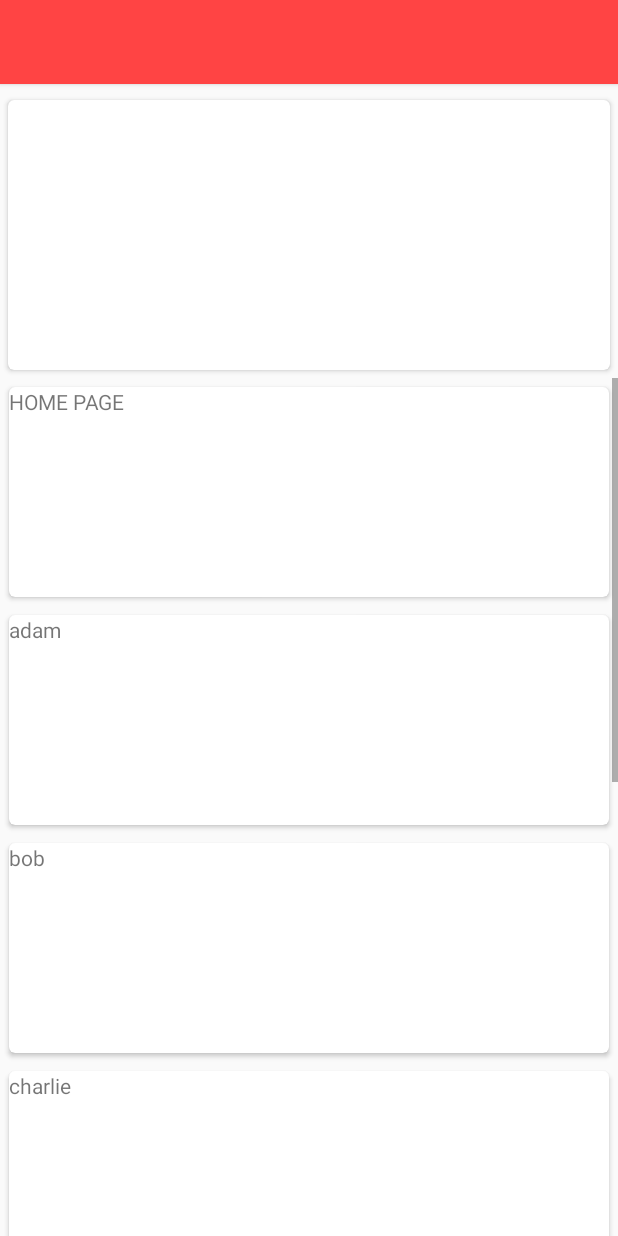
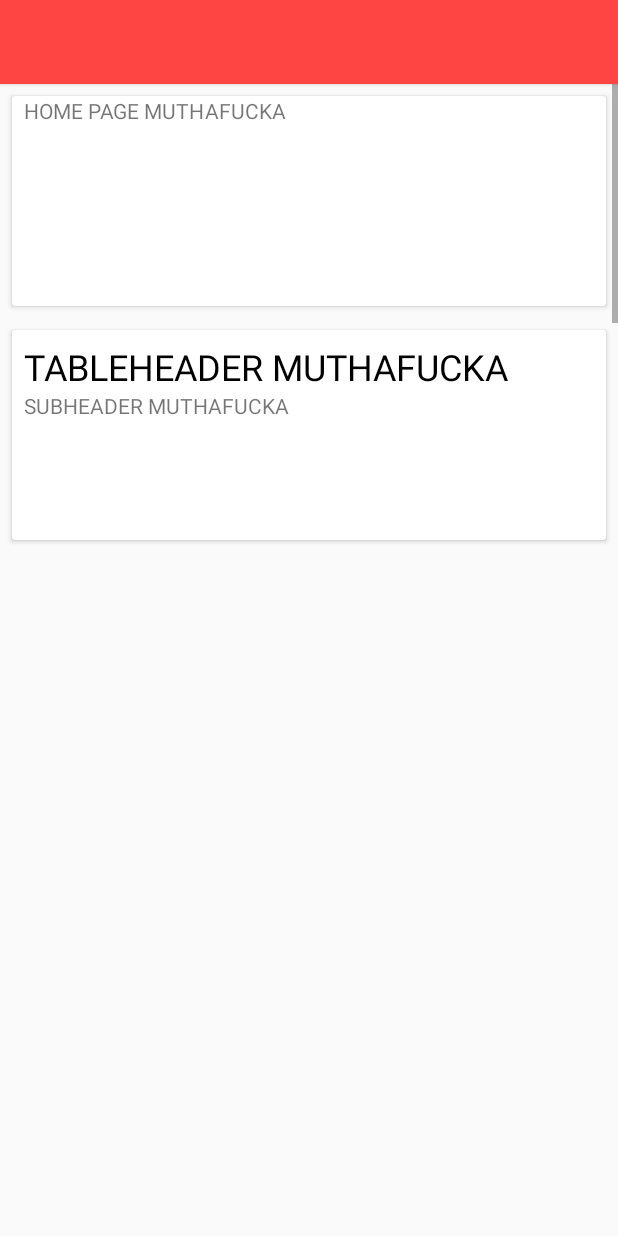
Before and after one commit to georgepaw/BusinessIncAndroid, an Android app: the HomePageActivity screen opened directly, with no data from a screen before it, on a phone screen of 412 x 824 dp. Run offline under Robolectric (Android 15) with nearby library versions, the phone set to English and light mode, and no system bars.

Commit message:
added scrolling cards on home page

```diff
--- a/Bath Touch/app/src/main/java/company/businessinc/bathtouch/HomePageActivity.java
+++ b/Bath Touch/app/src/main/java/company/businessinc/bathtouch/HomePageActivity.java
@@ -2,24 +2,11 @@ package company.businessinc.bathtouch;
 
 import android.support.v7.app.ActionBarActivity;
 import android.os.Bundle;
-import android.support.v7.widget.CardView;
 import android.support.v7.widget.LinearLayoutManager;
 import android.support.v7.widget.RecyclerView;
-import android.view.LayoutInflater;
 import android.view.Menu;
 import android.view.MenuItem;
-import android.view.View;
-import android.view.ViewGroup;
-import android.widget.AdapterView;
 import android.widget.ListView;
-import android.widget.SimpleAdapter;
-import android.widget.TextView;
-import android.widget.Toast;
-
-import java.util.ArrayList;
-import java.util.HashMap;
-import java.util.List;
-import java.util.Map;
 
 import company.businessinc.bathtouch.adapters.HomePageAdapter;
 
@@ -34,9 +21,9 @@ public class HomePageActivity extends ActionBarActivity {
     @Override
     protected void onCreate(Bundle savedInstanceState) {
         super.onCreate(savedInstanceState);
-        setContentView(R.layout.activity_list_activity);
+        setContentView(R.layout.activity_homepage_activity);
 
-        mRecyclerView = (RecyclerView) findViewById(R.id.my_recycler_view);
+        mRecyclerView = (RecyclerView) findViewById(R.id.home_page_cards_recycle);
 
         // use this setting to improve performance if you know that changes
         // in content do not change the layout size of the RecyclerView
@@ -48,6 +35,7 @@ public class HomePageActivity extends ActionBarActivity {
 
         // specify an adapter (see also next example)
         String[] myDataset = createDataset();
+
         mAdapter = new HomePageAdapter(myDataset);
         mRecyclerView.setAdapter(mAdapter);
 
--- a/Bath Touch/app/src/main/java/company/businessinc/bathtouch/adapters/HomePageAdapter.java
+++ b/Bath Touch/app/src/main/java/company/businessinc/bathtouch/adapters/HomePageAdapter.java
@@ -2,6 +2,7 @@ package company.businessinc.bathtouch.adapters;
 
 import android.support.v7.widget.CardView;
 import android.support.v7.widget.RecyclerView;
+import android.util.Log;
 import android.view.LayoutInflater;
 import android.view.View;
 import android.view.ViewGroup;
@@ -12,21 +13,36 @@ import company.businessinc.bathtouch.R;
 /**
  * Created by user on 20/11/14.
  */
-public class HomePageAdapter extends RecyclerView.Adapter<HomePageAdapter.ViewHolder> {
+public class HomePageAdapter extends RecyclerView.Adapter<RecyclerView.ViewHolder> {
 
     private String[] mDataset;
 
     // Provide a reference to the views for each data item
     // Complex data items may need more than one view per item, and
     // you provide access to all the views for a data item in a view holder
-    public static class ViewHolder extends RecyclerView.ViewHolder {
+
+    public class ViewHolderHome extends RecyclerView.ViewHolder {
+        public CardView mCardView;
+        public TextView mTextView;
+        public ViewHolderHome(View v) {
+            super(v);
+            mCardView = (CardView) v.findViewById(R.id.home_page_card_home);
+            mTextView = (TextView) v.findViewById(R.id.home_page_card_home_header);
+        }
+    }
+
+    public class ViewHolderTable extends RecyclerView.ViewHolder {
         // each data item is just a string in this case
         public CardView mCardView;
-        public TextView mTextView;
-        public ViewHolder(View v) {
+        public TextView mHeaderTextView;
+        public TextView mSubHeaderTextView;
+//        public RecyclerView mRecyclerView;
+        public ViewHolderTable(View v) {
             super(v);
-            mCardView = (CardView) v.findViewById(R.id.home_page_card);
-            mTextView = (TextView) v.findViewById(R.id.cardHeader);
+            mCardView = (CardView) v.findViewById(R.id.home_page_card_table);
+            mHeaderTextView = (TextView) v.findViewById(R.id.home_page_card_table_header);
+            mSubHeaderTextView = (TextView) v.findViewById(R.id.home_page_card_table_subHeader);
+//            mRecyclerView = (RecyclerView) v.findViewById(R.id.home_page_table_recycle);
         }
     }
 
@@ -35,27 +51,56 @@ public class HomePageAdapter extends RecyclerView.Adapter<HomePageAdapter.ViewHo
         mDataset = myDataset;
     }
 
+    @Override
+    public int getItemViewType(int position) {
+        return position;
+    }
+
     // Create new views (invoked by the layout manager)
     @Override
-    public HomePageAdapter.ViewHolder onCreateViewHolder(ViewGroup parent,
+    public RecyclerView.ViewHolder onCreateViewHolder(ViewGroup parent,
                                                          int viewType) {
         // create a new view
         View v = LayoutInflater.from(parent.getContext())
-                .inflate(R.layout.home_page_content, parent, false);
+                .inflate(R.layout.home_cards_content, parent, false);
         // set the view's size, margins, paddings and layout parameters
 
+        View vt = LayoutInflater.from(parent.getContext()).inflate(R.layout.home_card_table, parent, false);
 
 
-        ViewHolder vh = new ViewHolder(v);
-        return vh;
+        switch (viewType){
+            case 0:
+                return new ViewHolderHome(v);
+            case 1:
+                return new ViewHolderTable(vt);
+            default:
+                return new ViewHolderHome(v);
+        }
+
+
     }
 
     // Replace the contents of a view (invoked by the layout manager)
     @Override
-    public void onBindViewHolder(ViewHolder holder, int position) {
+    public void onBindViewHolder(RecyclerView.ViewHolder holder, int position) {
         // - get element from your dataset at this position
         // - replace the contents of the view with that element
-        holder.mTextView.setText(mDataset[position]);
+
+        if(holder instanceof ViewHolderHome){
+            ViewHolderHome vh = (ViewHolderHome) holder;
+            vh.mTextView.setText("HOME PAGE MUTHAFUCKA");
+        }
+        else if (holder instanceof ViewHolderTable) {
+            ViewHolderTable vht = (ViewHolderTable) holder;
+            Log.d("ERR", "in viewholder table");
+            vht.mHeaderTextView.setText("TABLEHEADER MUTHAFUCKA");
+            vht.mSubHeaderTextView.setText("SUBHEADER MUTHAFUCKA");
+        }
+        else{
+            ViewHolderHome vho = (ViewHolderHome) holder;
+            vho.mTextView.setText("HOME PAGE MUTHAFUCKA");
+        }
+
 
     }
 
--- /dev/null
+++ b/Bath Touch/app/src/main/res/layout/activity_homepage_activity.xml
@@ -0,0 +1,27 @@
+<RelativeLayout xmlns:android="http://schemas.android.com/apk/res/android"
+    xmlns:tools="http://schemas.android.com/tools"
+    xmlns:card_view="http://schemas.android.com/apk/res-auto"
+    android:layout_width="match_parent"
+    android:layout_height="match_parent">
+
+    <android.support.v7.widget.Toolbar
+        android:id="@+id/toolbar_home_screen"
+        android:layout_width="match_parent"
+        android:layout_height="wrap_content"
+        android:layout_alignParentTop="true"
+        android:background="?attr/colorPrimary"
+        android:elevation="2dp"
+        android:minHeight="?attr/actionBarSize" />
+
+
+
+    <android.support.v7.widget.RecyclerView
+        android:id="@+id/home_page_cards_recycle"
+        android:layout_width="match_parent"
+        android:layout_height="fill_parent"
+        android:layout_below="@id/toolbar_home_screen"
+        android:clickable="false"
+        android:scrollbars="vertical" />
+
+
+</RelativeLayout>
--- a/Bath Touch/app/src/main/res/layout/activity_list_activity.xml
+++ /dev/null
@@ -1,36 +0,0 @@
-<RelativeLayout xmlns:android="http://schemas.android.com/apk/res/android"
-    xmlns:tools="http://schemas.android.com/tools"
-    android:layout_width="match_parent"
-    android:layout_height="match_parent" >
-
-    <android.support.v7.widget.Toolbar
-        android:id="@+id/toolbar_home_screen"
-        android:layout_width="match_parent"
-        android:minHeight="?attr/actionBarSize"
-        android:background="?attr/colorPrimary"
-        android:elevation="2dp"
-        android:layout_height="wrap_content"
-        android:layout_marginBottom="5dp"
-        android:layout_alignParentTop="true"/>
-
-    <android.support.v7.widget.CardView xmlns:android="http://schemas.android.com/apk/res/android"
-        xmlns:card_view="http://schemas.android.com/apk/res-auto"
-        android:layout_height="180dp"
-        android:layout_width="fill_parent"
-        android:layout_below="@id/toolbar_home_screen"
-        card_view:cardCornerRadius="4dp"
-        android:layout_margin="5dp"
-        android:id="@+id/home_page_main_card" >
-
-        </android.support.v7.widget.CardView>
-
-    <android.support.v7.widget.RecyclerView
-        android:id="@+id/my_recycler_view"
-        android:scrollbars="vertical"
-        android:layout_width="match_parent"
-        android:layout_height="fill_parent"
-        android:layout_below="@id/home_page_main_card"/>
-
-
-
-</RelativeLayout>
--- /dev/null
+++ b/Bath Touch/app/src/main/res/layout/home_card_table.xml
@@ -0,0 +1,51 @@
+<?xml version="1.0" encoding="utf-8"?>
+<LinearLayout xmlns:android="http://schemas.android.com/apk/res/android"
+    xmlns:card_view="http://schemas.android.com/apk/res-auto"
+    android:orientation="vertical" android:layout_width="match_parent"
+    android:layout_height="match_parent">
+
+
+    <android.support.v7.widget.CardView
+        android:id="@+id/home_page_card_table"
+        card_view:cardCornerRadius="2dp"
+        android:layout_width="fill_parent"
+        android:layout_height="140dp"
+        android:layout_margin="8dp">
+
+        <RelativeLayout
+            android:layout_width="fill_parent"
+            android:layout_height="fill_parent">
+
+            <TextView
+
+                android:id="@+id/home_page_card_table_header"
+                android:layout_width="fill_parent"
+                android:layout_height="wrap_content"
+                android:layout_marginLeft="8dp"
+                android:layout_marginTop="8dp"
+                android:text="EPL"
+                android:textColor="@color/black"
+                android:textSize="24sp" />
+
+            <TextView
+                android:id="@+id/home_page_card_table_subHeader"
+                android:layout_width="fill_parent"
+                android:layout_height="wrap_content"
+                android:layout_below="@id/home_page_card_table_header"
+                android:layout_marginLeft="8dp"
+                android:text="Subheader" />
+
+            <!--<android.support.v7.widget.RecyclerView-->
+                <!--android:id="@+id/home_page_table_recycle"-->
+                <!--android:layout_width="match_parent"-->
+                <!--android:layout_height="fill_parent"-->
+                <!--android:layout_below="@id/home_page_card_table_subHeader"-->
+                <!--android:clickable="false"-->
+                <!--android:scrollbars="vertical" />-->
+
+
+        </RelativeLayout>
+
+
+    </android.support.v7.widget.CardView>
+</LinearLayout>
--- /dev/null
+++ b/Bath Touch/app/src/main/res/layout/home_card_table_contents.xml
@@ -0,0 +1,42 @@
+<?xml version="1.0" encoding="utf-8"?>
+<LinearLayout xmlns:android="http://schemas.android.com/apk/res/android"
+    android:orientation="horizontal" android:layout_width="match_parent"
+    android:layout_height="match_parent"
+    >
+
+    <TextView
+        android:layout_width="wrap_content"
+        android:layout_height="20dp"
+        android:id="@+id/team_number"
+        android:text="#"
+        android:layout_marginRight="8dp"
+        />
+
+    <TextView
+        android:layout_width="100dp"
+        android:layout_height="20dp"
+        android:id="@+id/team_name"
+        android:text="Team"
+        android:layout_marginRight="8dp"
+        />
+
+    <TextView
+        android:layout_width="20dp"
+        android:layout_height="20dp"
+        android:id="@+id/team_won"
+        android:text="W"/>
+
+    <TextView
+        android:layout_width="20dp"
+        android:layout_height="20dp"
+        android:id="@+id/team_draw"
+        android:text="D"/>
+
+    <TextView
+        android:layout_width="20dp"
+        android:layout_height="20dp"
+        android:id="@+id/team_lose"
+        android:text="L"/>
+
+
+</LinearLayout>
--- /dev/null
+++ b/Bath Touch/app/src/main/res/layout/home_cards_content.xml
@@ -0,0 +1,20 @@
+<?xml version="1.0" encoding="utf-8"?>
+<android.support.v7.widget.CardView xmlns:android="http://schemas.android.com/apk/res/android"
+    xmlns:card_view="http://schemas.android.com/apk/res-auto"
+    android:id="@+id/home_page_card_home"
+    android:layout_width="fill_parent"
+    android:layout_height="140dp"
+    android:layout_margin="8dp"
+    card_view:cardCornerRadius="2dp"
+    >
+
+
+    <TextView
+        android:id="@+id/home_page_card_home_header"
+        android:layout_width="fill_parent"
+        android:layout_height="wrap_content"
+        android:layout_marginLeft="8dp"
+        android:text="Header text" />
+
+
+</android.support.v7.widget.CardView>
--- a/Bath Touch/app/src/main/res/layout/home_page_content.xml
+++ /dev/null
@@ -1,17 +0,0 @@
-<?xml version="1.0" encoding="utf-8"?>
-<android.support.v7.widget.CardView xmlns:android="http://schemas.android.com/apk/res/android"
-    xmlns:card_view="http://schemas.android.com/apk/res-auto"
-    android:id="@+id/home_page_card"
-    android:layout_height="140dp"
-    android:layout_width="fill_parent"
-    card_view:cardCornerRadius="4dp"
-    android:layout_margin="6dp"
-    >
-    <TextView
-        android:id="@+id/cardHeader"
-        android:layout_width="fill_parent"
-        android:layout_height="fill_parent" />
-
-
-
-</android.support.v7.widget.CardView>
```
